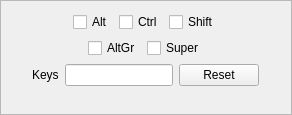
This is sendkeys.ui in Raffarti/Touchegg-gce as Qt 5 draws it before an edit. The edited form follows.
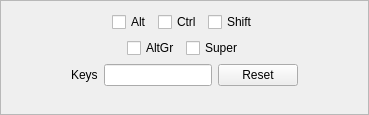
This is the edited form. Icons and pictures are not drawn. Custom widgets are drawn as their Qt base class.

Commit message: Added more button icons.

Diff of the .ui file:
```diff
--- a/sendkeys.ui
+++ b/sendkeys.ui
@@ -6,7 +6,7 @@
    <rect>
     <x>0</x>
     <y>0</y>
-    <width>292</width>
+    <width>369</width>
     <height>115</height>
    </rect>
   </property>
```
Left out of the diff: 3 changed lines with no effect on the pictures. The commit also changes 2 other files.
